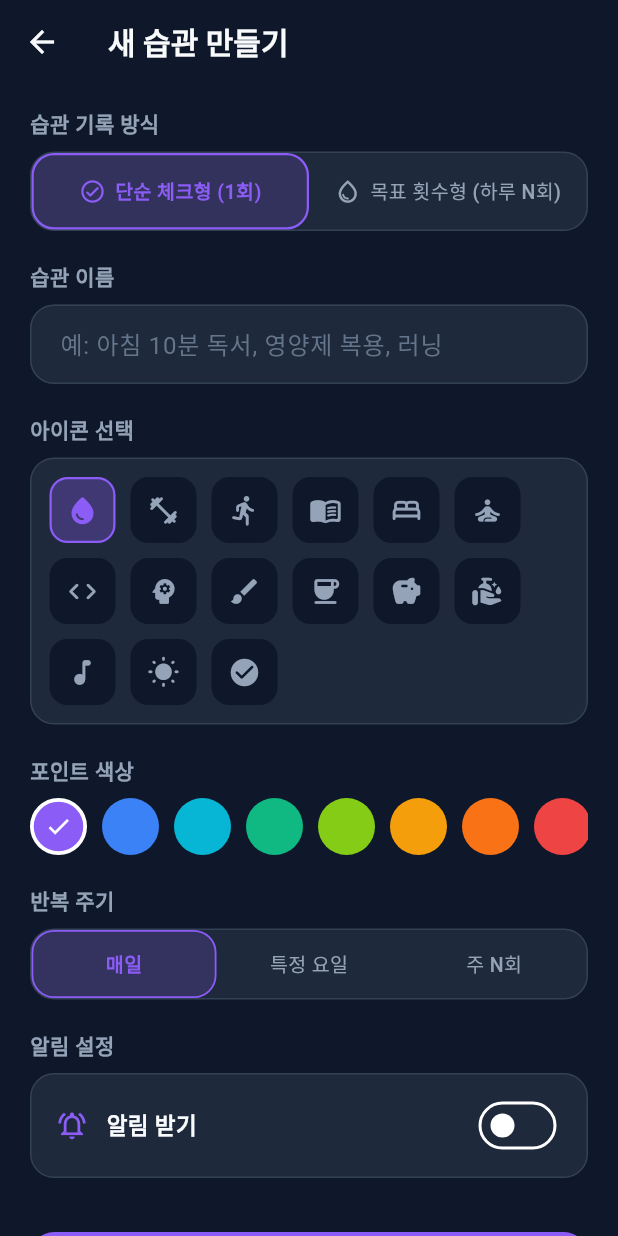
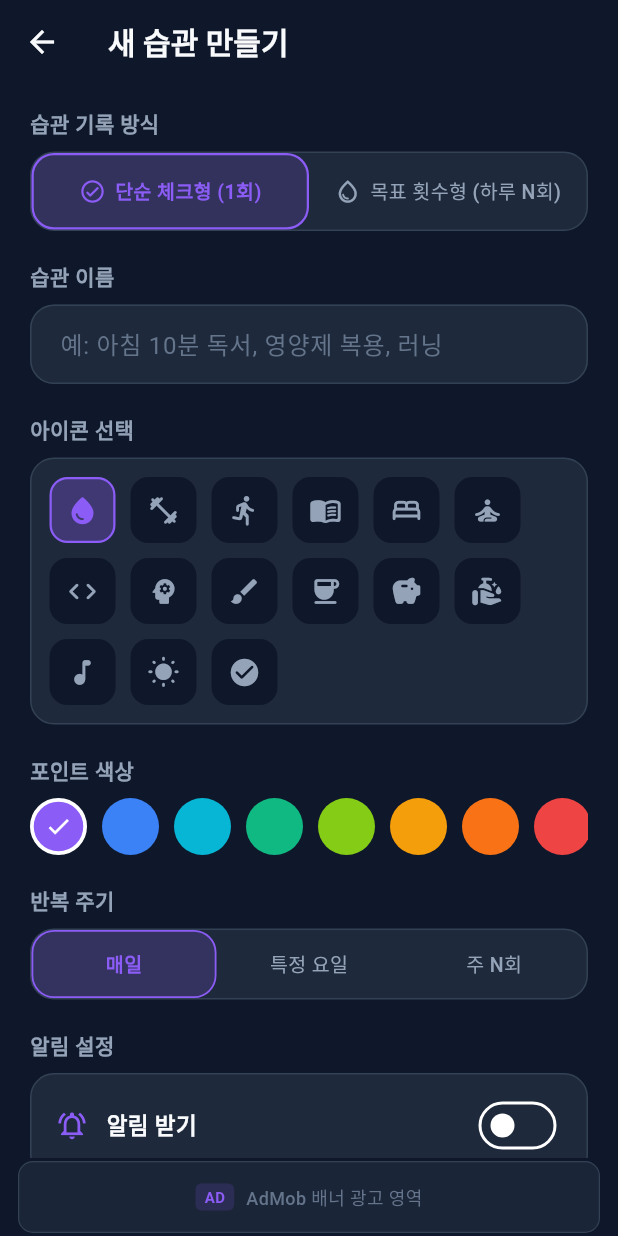
Before and after one commit to HaSangSeon/three_sec_habit, a Flutter app: the screen it shows after launch, after a tap on "첫 습관 추가하기", on a phone screen of 412 x 824 dp. Run offline on Flutter 3.47's test engine with Material 3 defaults, Android fonts, the light colour scheme and no system bars; our stand-ins replace flutter_local_notifications, google_mobile_ads, sqflite; missing offline and left inert: home_widget; accounts and stored records are empty; network calls fail.

Commit message:
feat: make bottom banner ad 100% width and apply across all tabs and screens

```diff
--- a/lib/presentation/habit_edit/habit_edit_screen.dart
+++ b/lib/presentation/habit_edit/habit_edit_screen.dart
@@ -5,6 +5,7 @@ import '../../core/constants/app_icons.dart';
 import '../../core/utils/date_util.dart';
 import '../../models/habit.dart';
 import '../../providers/habit_provider.dart';
+import '../home/widgets/ad_banner_slot.dart';
 
 /// 습관 추가 및 편집 화면 (단순 체크형 & 목표 횟수형, 고정 알림 & 반복 간격 알림 지원)
 class HabitEditScreen extends StatefulWidget {
@@ -1042,6 +1043,10 @@ class _HabitEditScreenState extends State<HabitEditScreen> {
           ),
         ),
       ),
+      bottomNavigationBar: const SafeArea(
+        top: false,
+        child: AdBannerSlot(),
+      ),
     );
   }
 
--- a/lib/presentation/home/home_screen.dart
+++ b/lib/presentation/home/home_screen.dart
@@ -70,7 +70,13 @@ class _HomeScreenState extends State<HomeScreen> {
             top: BorderSide(color: context.surfaceBorder, width: 0.8),
           ),
         ),
-        child: NavigationBar(
+        child: Column(
+          mainAxisSize: MainAxisSize.min,
+          children: [
+            // 모든 메뉴(오늘의 습관, 통계, 설정) 공통 가로 100% 하단 배너 광고
+            const AdBannerSlot(),
+            // 하단 내비게이션 바
+            NavigationBar(
               selectedIndex: _currentTabIndex,
               onDestinationSelected: (index) {
                 setState(() {
@@ -98,6 +104,8 @@ class _HomeScreenState extends State<HomeScreen> {
                   selectedIcon:
                       Icon(Icons.settings_rounded, color: AppColors.primary),
                   label: '설정',
+                ),
+              ],
             ),
           ],
         ),
@@ -273,9 +281,6 @@ class _HomeScreenState extends State<HomeScreen> {
                           ),
                         ),
             ),
-
-            // 3. 하단 AdMob 배너 광고 영역
-            const AdBannerSlot(),
           ],
         ),
       ),
--- a/lib/presentation/home/widgets/ad_banner_slot.dart
+++ b/lib/presentation/home/widgets/ad_banner_slot.dart
@@ -58,25 +58,34 @@ class _AdBannerSlotState extends State<AdBannerSlot> {
   Widget build(BuildContext context) {
     if (_isAdLoaded && _bannerAd != null) {
       return Container(
+        width: double.infinity,
+        height: _bannerAd!.size.height.toDouble(),
+        alignment: Alignment.center,
+        color: context.bg,
+        child: SizedBox(
           width: _bannerAd!.size.width.toDouble(),
           height: _bannerAd!.size.height.toDouble(),
-        alignment: Alignment.center,
-        margin: const EdgeInsets.symmetric(vertical: 4),
           child: AdWidget(ad: _bannerAd!),
+        ),
       );
     }
 
     // 광고 로딩 중 또는 폴백 UI
     return Container(
       width: double.infinity,
-      height: 50,
-      margin: const EdgeInsets.symmetric(horizontal: 16, vertical: 6),
+      height: 52,
+      alignment: Alignment.center,
+      color: context.bg,
+      padding: const EdgeInsets.symmetric(horizontal: 12, vertical: 2),
+      child: Container(
+        width: double.infinity,
+        height: 48,
         decoration: BoxDecoration(
-        color: AppColors.darkSurface.withValues(alpha: 0.7),
-        borderRadius: BorderRadius.circular(12),
+          color: context.surface.withValues(alpha: 0.8),
+          borderRadius: BorderRadius.circular(10),
           border: Border.all(
-          color: AppColors.darkSurfaceLight.withValues(alpha: 0.5),
-          width: 1,
+            color: context.surfaceBorder,
+            width: 0.8,
           ),
         ),
         child: Center(
@@ -86,23 +95,23 @@ class _AdBannerSlotState extends State<AdBannerSlot> {
               Container(
                 padding: const EdgeInsets.symmetric(horizontal: 6, vertical: 2),
                 decoration: BoxDecoration(
-                color: AppColors.darkSurfaceLight,
+                  color: AppColors.primary.withValues(alpha: 0.15),
                   borderRadius: BorderRadius.circular(4),
                 ),
                 child: const Text(
                   'AD',
                   style: TextStyle(
-                  color: AppColors.darkTextMuted,
+                    color: AppColors.primary,
                     fontSize: 10,
                     fontWeight: FontWeight.w700,
                   ),
                 ),
               ),
               const SizedBox(width: 8),
-            const Text(
-              'AdMob 배너 광고 영역 (테스트)',
+              Text(
+                'AdMob 배너 광고 영역',
                 style: TextStyle(
-                color: AppColors.darkTextMuted,
+                  color: context.textMuted,
                   fontSize: 12,
                   fontWeight: FontWeight.w500,
                 ),
@@ -110,6 +119,7 @@ class _AdBannerSlotState extends State<AdBannerSlot> {
             ],
           ),
         ),
+      ),
     );
   }
 }
```
Lines whose indentation alone changed are shown as unchanged.
